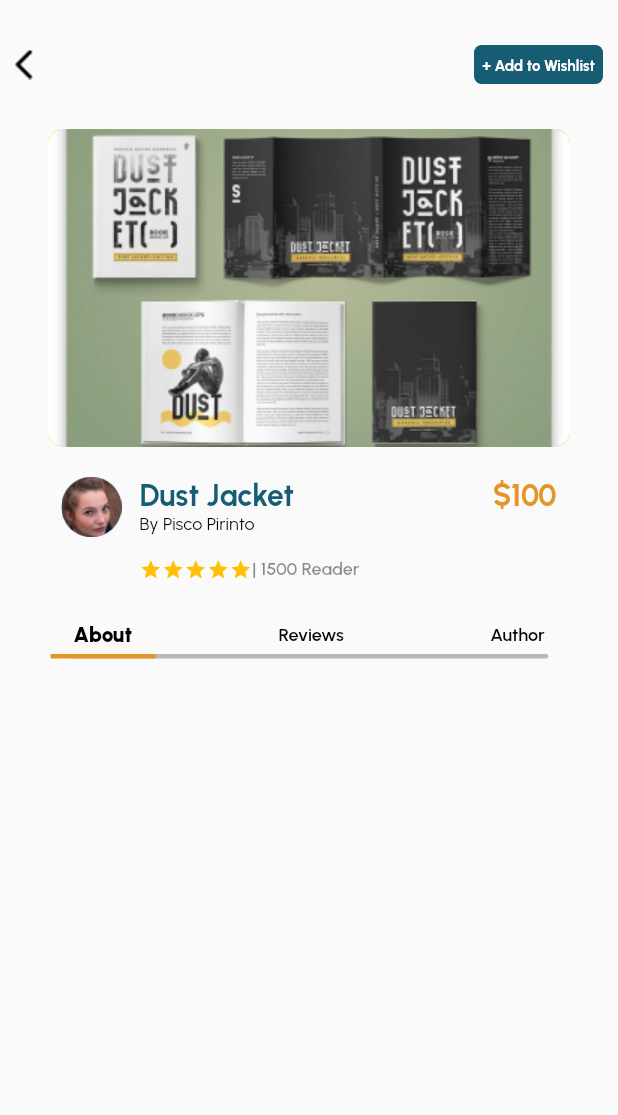
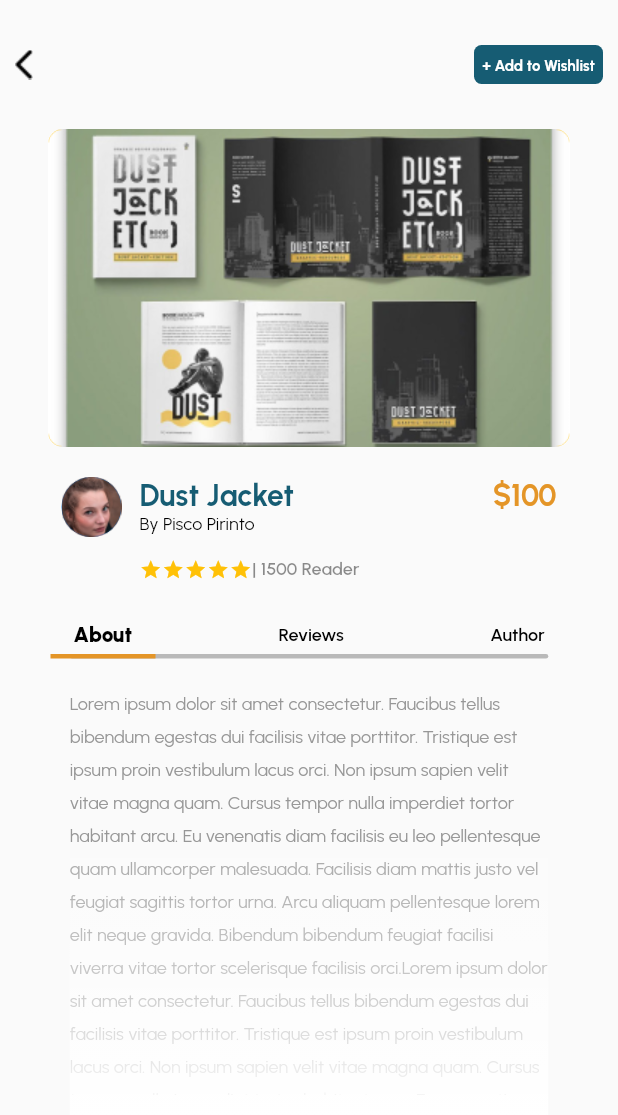
Before and after one commit to Silentcry16/book_explorer, a Flutter app: the BookDetailScreen screen opened by its route, on a phone screen of 412 x 824 dp. Shown: the top 1115 px of the screen. Run offline on Flutter 3.47's test engine with Material 2 defaults, Android fonts, the phone set to English and light mode, and no system bars; our stand-ins replace dotted_border, get, google_fonts.

Commit message:
DetailsContent

```diff
--- a/lib/screens/book_detail_screen.dart
+++ b/lib/screens/book_detail_screen.dart
@@ -1,5 +1,7 @@
 import 'package:book_explore_sale/models/book.dart';
+import 'package:book_explore_sale/widgets/custom_navigation_bar.dart';
 import 'package:book_explore_sale/widgets/details_app_bar.dart';
+import 'package:book_explore_sale/widgets/details_content.dart';
 import 'package:book_explore_sale/widgets/details_header.dart';
 import 'package:book_explore_sale/widgets/details_list_tile.dart';
 import 'package:book_explore_sale/widgets/details_progress_bar.dart';
@@ -18,13 +20,16 @@ class _BookDetailScreenState extends State<BookDetailScreen> {
   @override
   Widget build(BuildContext context) {
     return Scaffold(
-      body: Column(
-        children: [
-          const DetailsAppBar(),
-          const DetailHead(),
-          DetailsListTile(),
-          DetailsProgressBar()
-        ],
+      body: SingleChildScrollView(
+        child: Column(
+          children: const [
+            DetailsAppBar(),
+            DetailHead(),
+            DetailsListTile(),
+            DetailsProgressBar(),
+            DetailsContent()
+          ],
+        ),
       ),
     );
   }
--- /dev/null
+++ b/lib/widgets/details_content.dart
@@ -0,0 +1,57 @@
+import 'package:book_explore_sale/widgets/title_text.dart';
+import 'package:flutter/material.dart';
+
+class DetailsContent extends StatefulWidget {
+  const DetailsContent({super.key});
+
+  @override
+  State<DetailsContent> createState() => _DetailsContentState();
+}
+
+class _DetailsContentState extends State<DetailsContent> {
+  @override
+  Widget build(BuildContext context) {
+    double screenHeight = MediaQuery.of(context).size.height;
+    return Stack(
+      alignment: Alignment.topCenter,
+      children: [
+        Container(
+          margin: EdgeInsets.symmetric(vertical: 17),
+          width: 319,
+          height: screenHeight - 550,
+          child: const SingleChildScrollView(
+            child: TitleText(
+              text:
+                  'Lorem ipsum dolor sit amet consectetur. Faucibus tellus bibendum egestas dui facilisis vitae porttitor. Tristique est ipsum proin vestibulum lacus orci. Non ipsum sapien velit vitae magna quam. Cursus tempor nulla imperdiet tortor habitant arcu. Eu venenatis diam facilisis eu leo pellentesque quam ullamcorper malesuada. Facilisis diam mattis justo vel feugiat sagittis tortor urna. Arcu aliquam pellentesque lorem elit neque gravida. Bibendum bibendum feugiat facilisi viverra vitae tortor scelerisque facilisis orci.Lorem ipsum dolor sit amet consectetur. Faucibus tellus bibendum egestas dui facilisis vitae porttitor. Tristique est ipsum proin vestibulum lacus orci. Non ipsum sapien velit vitae magna quam. Cursus tempor nulla imperdiet tortor habitant arcu. Eu venenatis diam facilisis eu leo pellentesque quam ullamcorper malesuada. Facilisis diam mattis justo vel feugiat sagittis tortor urna. Arcu aliquam pellentesque lorem elit neque gravida. Bibendum bibendum feugiat facilisi viverra vitae tortor scelerisque facilisis orci.',
+              size: 12,
+              weight: FontWeight.w400,
+              color: Color(0XFF979797),
+              height: 1.8,
+            ),
+          ),
+        ),
+        Positioned(
+          bottom: 0,
+          right: 0,
+          left: 0,
+          top: 133,
+          child: Container(
+            width: 390,
+            height: 141,
+            decoration: BoxDecoration(
+              gradient: LinearGradient(
+                colors: [
+                  Colors.white.withOpacity(0.2),
+                  Colors.white.withOpacity(0.5),
+                  Colors.white.withOpacity(1)
+                ],
+                end: Alignment.bottomCenter,
+                begin: Alignment.topCenter,
+              ),
+            ),
+          ),
+        ),
+      ],
+    );
+  }
+}
```
